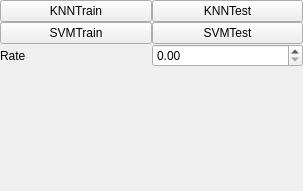
Old version of the form src/mainwindow.ui in the repository JackeyLea/HandWriting.
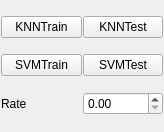
New version of the form.

Diff of the .ui file:
```diff
--- a/src/mainwindow.ui
+++ b/src/mainwindow.ui
@@ -6,8 +6,8 @@
    <rect>
     <x>0</x>
     <y>0</y>
-    <width>303</width>
-    <height>191</height>
+    <width>164</width>
+    <height>132</height>
    </rect>
   </property>
   <property name="windowTitle">
@@ -16,71 +16,58 @@
   <widget class="QWidget" name="centralWidget">
    <layout class="QGridLayout" name="layoutGWidget">
     <property name="leftMargin">
-     <number>0</number>
+     <number>1</number>
     </property>
     <property name="topMargin">
-     <number>0</number>
+     <number>1</number>
     </property>
     <property name="rightMargin">
-     <number>0</number>
+     <number>1</number>
     </property>
     <property name="bottomMargin">
-     <number>0</number>
+     <number>1</number>
     </property>
     <property name="spacing">
-     <number>0</number>
+     <number>1</number>
     </property>
-    <item row="2" column="2" colspan="2">
-     <widget class="QDoubleSpinBox" name="doubleSpinBox"/>
-    </item>
-    <item row="1" column="2" colspan="2">
-     <widget class="QPushButton" name="buttonSVMTest">
+    <item row="0" column="1">
+     <widget class="QPushButton" name="buttonTestKNN">
       <property name="text">
-       <string>SVMTest</string>
+       <string>KNNTest</string>
       </property>
      </widget>
     </item>
-    <item row="0" column="0" colspan="2">
+    <item row="0" column="0">
      <widget class="QPushButton" name="buttonTrainKNN">
       <property name="text">
        <string>KNNTrain</string>
       </property>
      </widget>
     </item>
-    <item row="1" column="0" colspan="2">
+    <item row="1" column="1">
+     <widget class="QPushButton" name="buttonSVMTest">
+      <property name="text">
+       <string>SVMTest</string>
+      </property>
+     </widget>
+    </item>
+    <item row="2" column="1">
+     <widget class="QDoubleSpinBox" name="doubleSpinBox"/>
+    </item>
+    <item row="1" column="0">
      <widget class="QPushButton" name="buttonSVMTrain">
       <property name="text">
        <string>SVMTrain</string>
       </property>
      </widget>
     </item>
-    <item row="0" column="2" colspan="2">
-     <widget class="QPushButton" name="buttonTestKNN">
-      <property name="text">
-       <string>KNNTest</string>
-      </property>
-     </widget>
-    </item>
-    <item row="2" column="0" colspan="2">
+    <item row="2" column="0">
      <widget class="QLabel" name="labelRate">
       <property name="text">
        <string>Rate</string>
       </property>
      </widget>
     </item>
-    <item row="3" column="0" colspan="4">
-     <spacer name="verticalSpacer">
-      <property name="orientation">
-       <enum>Qt::Vertical</enum>
-      </property>
-      <property name="sizeHint" stdset="0">
-       <size>
-        <width>20</width>
-        <height>40</height>
-       </size>
-      </property>
-     </spacer>
-    </item>
    </layout>
   </widget>
   <widget class="QMenuBar" name="menuBar">
@@ -94,7 +81,6 @@
    </property>
   </widget>
  </widget>
- <layoutdefault spacing="6" margin="11"/>
  <resources/>
  <connections/>
 </ui>
```
Left out of the diff: 8 changed lines with no effect on the pictures.
